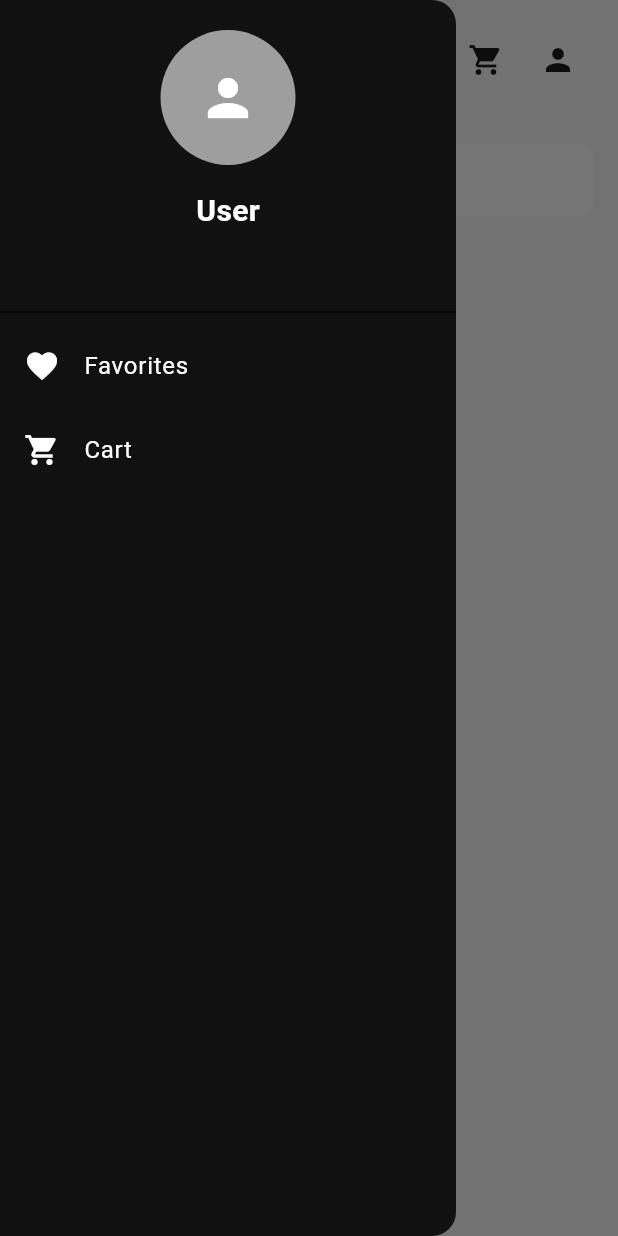
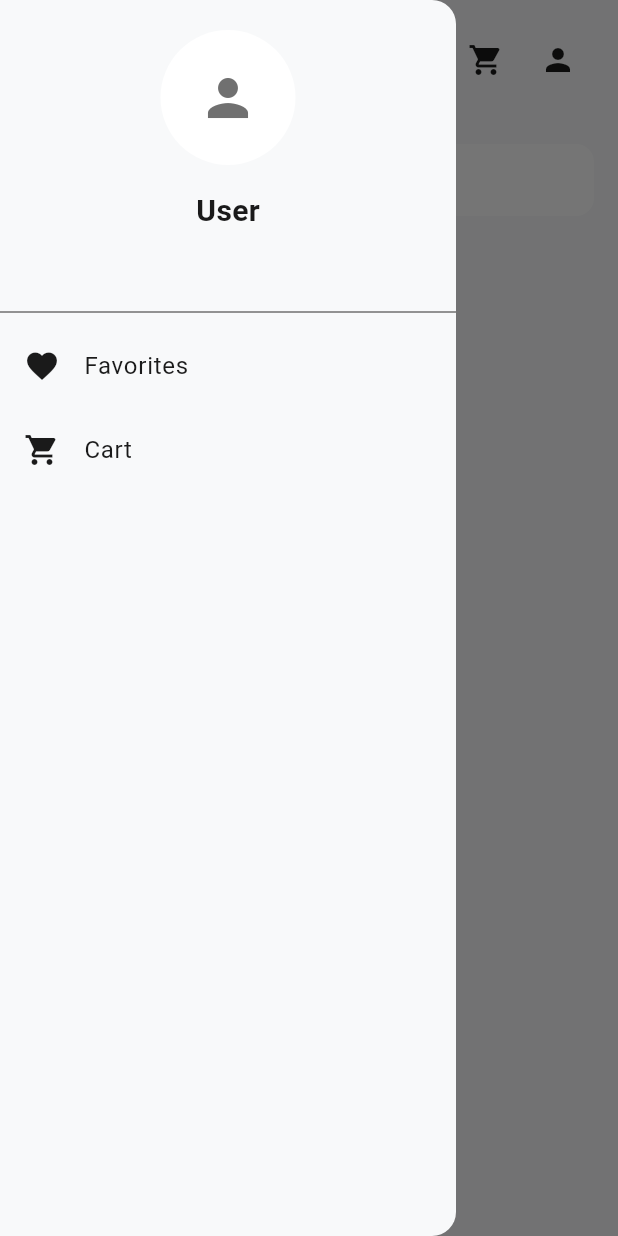
Before and after one commit to MohammedAshraf772/Nike_sneaker_store, a Flutter app: the _HomeView screen opened directly, with the side drawer open, on a phone screen of 412 x 824 dp. Run offline on Flutter 3.47's test engine with Material 3 defaults, Android fonts, the phone set to English and light mode, and no system bars; our stand-ins replace cloud_firestore, equatable, firebase_auth, firebase_core, flutter_bloc, go_router and 4 more; missing offline and left inert: google_mlkit_text_recognition; accounts and stored records are empty.

Commit message:
Fix SideMenu hardcoded colors to respect app theme

```diff
--- a/lib/core/widgets/side_menu.dart
+++ b/lib/core/widgets/side_menu.dart
@@ -1,19 +1,11 @@
 import 'dart:io';
-
 import 'package:flutter/material.dart';
-
 import 'package:flutter_bloc/flutter_bloc.dart';
-
 import 'package:nike_sneaker_store/core/contants/app_colors.dart';
-
 import 'package:nike_sneaker_store/features/auth/core/cubit/auth_state.dart';
-
 import 'package:nike_sneaker_store/features/auth/presentation/cubit/auth_cubit.dart';
-
 import 'package:nike_sneaker_store/features/cart/screens/cart_screen.dart';
-
 import 'package:nike_sneaker_store/features/favourates/presentation/screens/favorites_screen.dart';
-
 import 'package:nike_sneaker_store/features/profile/presentation/cubit/profile_cubit.dart';
 
 class SideMenu extends StatelessWidget {
@@ -22,8 +14,7 @@ class SideMenu extends StatelessWidget {
   @override
   Widget build(BuildContext context) {
     return Drawer(
-      backgroundColor: AppColors.background,
-
+      backgroundColor: AppColors.getBackground(context),
       child: SafeArea(
         child: Column(
           children: [
@@ -41,47 +32,42 @@ class SideMenu extends StatelessWidget {
 
                     return Container(
                       width: double.infinity,
-
                       padding: const EdgeInsets.all(20),
-
                       child: Column(
                         children: [
                           CircleAvatar(
                             radius: 45,
-
-                            backgroundColor: Colors.grey,
-
+                            backgroundColor: AppColors.getCard(context),
                             backgroundImage:
                                 profileState.image.isNotEmpty
                                     ? FileImage(File(profileState.image))
                                     : null,
-
                             child:
                                 profileState.image.isEmpty
-                                    ? const Icon(Icons.person, size: 40)
+                                    ? Icon(
+                                      Icons.person,
+                                      size: 40,
+                                      color: AppColors.getTextSecondary(
+                                        context,
+                                      ),
+                                    )
                                     : null,
                           ),
-
                           const SizedBox(height: 16),
-
                           Text(
                             name,
-
-                            style: const TextStyle(
-                              color: Colors.white,
-
+                            style: TextStyle(
+                              color: AppColors.getTextPrimary(context),
                               fontSize: 20,
-
                               fontWeight: FontWeight.bold,
                             ),
                           ),
-
                           const SizedBox(height: 4),
-
                           Text(
                             email,
-
-                            style: const TextStyle(color: Colors.grey),
+                            style: TextStyle(
+                              color: AppColors.getTextSecondary(context),
+                            ),
                           ),
                         ],
                       ),
@@ -90,36 +76,35 @@ class SideMenu extends StatelessWidget {
                 );
               },
             ),
-
-            const Divider(),
-
+            Divider(color: AppColors.getTextSecondary(context)),
             ListTile(
-              leading: const Icon(Icons.favorite, color: Colors.white),
-
-              title: const Text(
+              leading: Icon(
+                Icons.favorite,
+                color: AppColors.getTextPrimary(context),
+              ),
+              title: Text(
                 "Favorites",
-
-                style: TextStyle(color: Colors.white),
+                style: TextStyle(color: AppColors.getTextPrimary(context)),
               ),
-
               onTap: () {
                 Navigator.push(
                   context,
-
                   MaterialPageRoute(builder: (_) => const FavoritesScreen()),
                 );
               },
             ),
-
             ListTile(
-              leading: const Icon(Icons.shopping_cart, color: Colors.white),
-
-              title: const Text("Cart", style: TextStyle(color: Colors.white)),
-
+              leading: Icon(
+                Icons.shopping_cart,
+                color: AppColors.getTextPrimary(context),
+              ),
+              title: Text(
+                "Cart",
+                style: TextStyle(color: AppColors.getTextPrimary(context)),
+              ),
               onTap: () {
                 Navigator.push(
                   context,
-
                   MaterialPageRoute(builder: (_) => const CartScreen()),
                 );
               },
```
